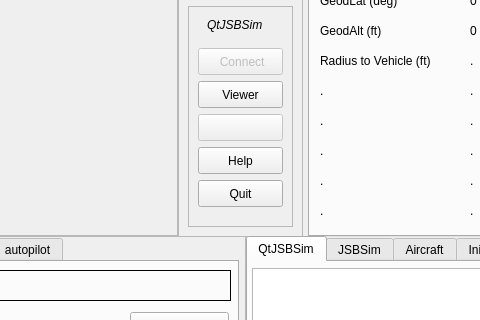
Qt form src/MainWindow.ui (xfahad100/aeroprecinyx) before a commit; both pictures show x 232 to 712 and y 174 to 494 of the 1024 by 768 pixel window.
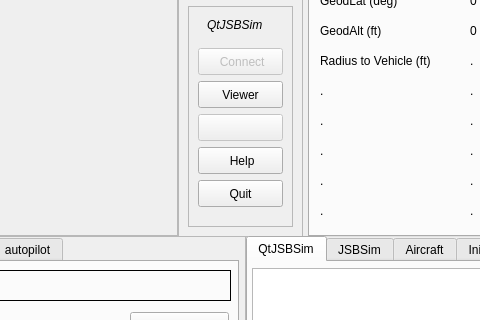
The same form after that commit. Icons and pictures are not drawn. Custom widgets are drawn as their Qt base class.

```diff
--- a/src/MainWindow.ui
+++ b/src/MainWindow.ui
@@ -253,7 +253,17 @@
        <enum>Qt::TabFocus</enum>
       </property>
       <property name="text">
-       <string>Help</string>
+       <string> Help</string>
+      </property>
+      <property name="icon">
+       <iconset>
+        <normaloff>images/help.png</normaloff>images/help.png</iconset>
+      </property>
+      <property name="iconSize">
+       <size>
+        <width>18</width>
+        <height>18</height>
+       </size>
       </property>
      </widget>
      <widget class="QPushButton" name="QuitButton">
```
